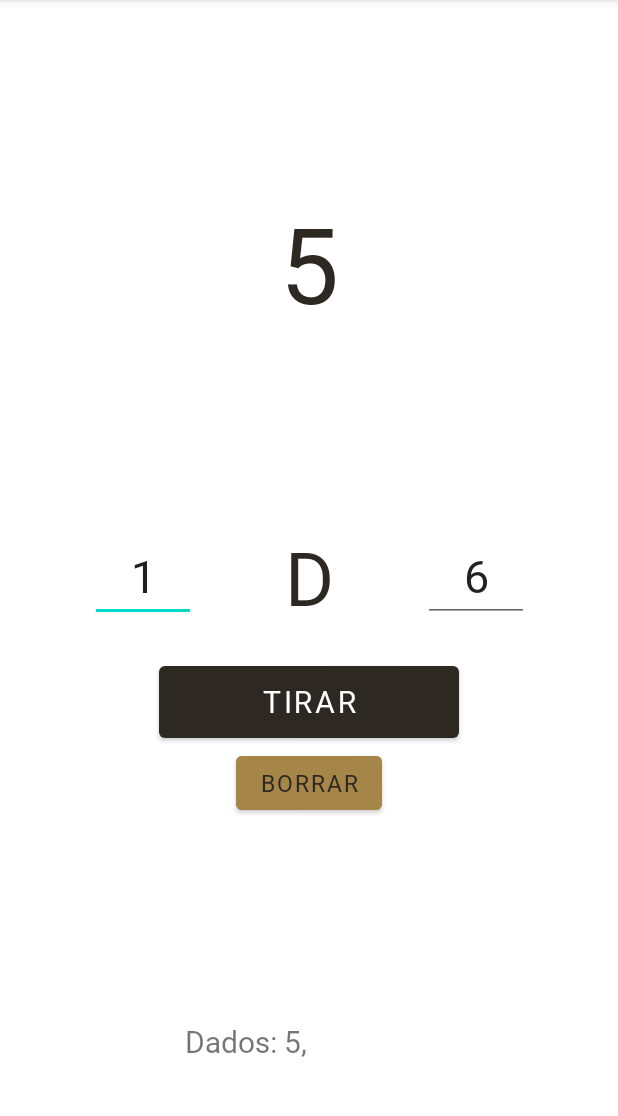
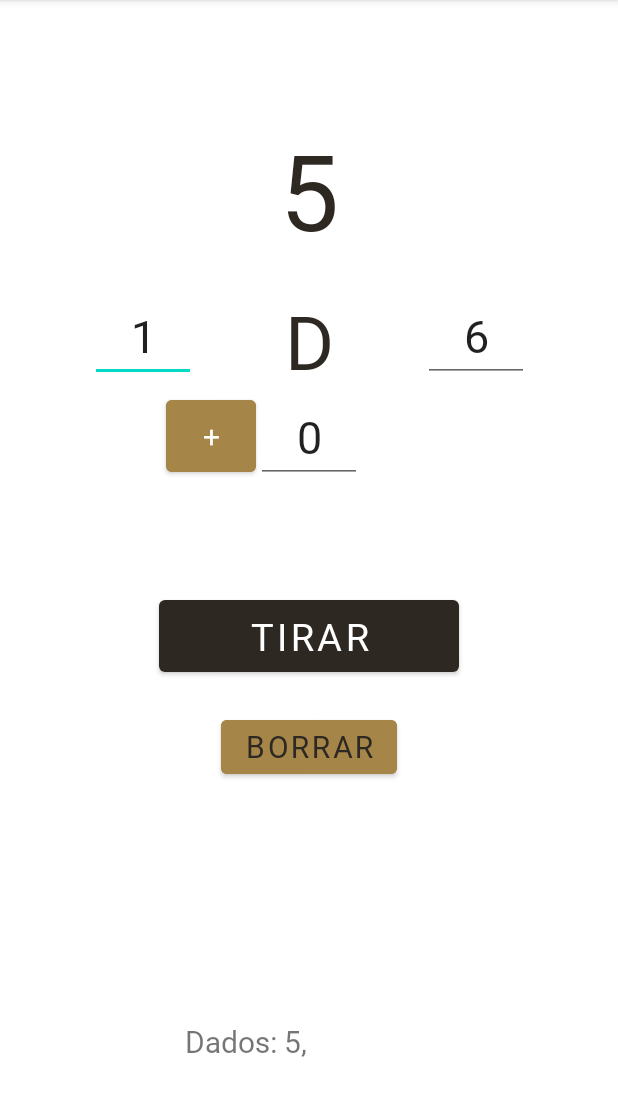
Before and after one commit to mcas2/OpenRol, an Android app: the Dices screen opened directly, with no data from a screen before it, after a tap on "TIRAR", on a phone screen of 412 x 824 dp, the part 84-1200 px from its top. Run offline under Robolectric (Android 15) with nearby library versions, the phone set to English and light mode, and no system bars.

Commit message:
Dices more or less done

```diff
--- a/app/src/main/java/com/mcas2/openrol/Dices.java
+++ b/app/src/main/java/com/mcas2/openrol/Dices.java
@@ -8,17 +8,19 @@ import android.widget.Button;
 import android.widget.EditText;
 import android.widget.TextView;
 
-import java.util.ArrayList;
 import java.util.Random;
 
 public class Dices extends AppCompatActivity {
     public EditText numDados;
     public EditText numCaras;
+    public EditText mod;
     public TextView result;
     public TextView resultHistory;
     public Button roll;
     public Button erase;
-    String history = "Dados: ";
+    public Button changeOp;
+    public boolean isNegative;
+    public String history = "Dados: ";
     Random r = new Random();
 
 
@@ -29,22 +31,30 @@ public class Dices extends AppCompatActivity {
 
         numDados = (EditText) findViewById(R.id.numDados);
         numCaras = (EditText) findViewById(R.id.numCaras);
+        mod = (EditText) findViewById(R.id.mod);
         result = (TextView) findViewById(R.id.result);
         resultHistory = (TextView) findViewById(R.id.resultHistory);
         roll = (Button) findViewById(R.id.rollDicesButton);
         erase = (Button) findViewById(R.id.eraseHistory);
+        changeOp = (Button) findViewById(R.id.changeOperator);
+        isNegative = false;
 
 
         roll.setOnClickListener(new View.OnClickListener() {
             @Override
             public void onClick(View v) {
-                int res = 0, diceRes;
+                int res = 0, diceRes, modifier;
                 int limit = Integer.parseInt(numCaras.getText().toString())+1;
+                modifier = Integer.parseInt(mod.getText().toString());
+
+                if (isNegative){
+                    modifier = modifier*-1;
+                }
 
                 for (int i = 0; i < Integer.parseInt(numDados.getText().toString()); i++) {
                     diceRes = r.nextInt(limit-1)+1;
-                    res += diceRes;
-                    history = history.concat(diceRes+",");
+                    res += (diceRes + modifier);
+                    history = history.concat((diceRes+modifier)+",");
                 }
                 result.setText(res+"");
                 resultHistory.setText(history);
@@ -58,5 +68,19 @@ public class Dices extends AppCompatActivity {
                 resultHistory.setText(history);
             }
         });
+
+        changeOp.setOnClickListener(new View.OnClickListener() {
+            @Override
+            public void onClick(View v) {
+                if (isNegative){
+                    isNegative = false;
+                    changeOp.setText("+");
+                }
+                else {
+                    isNegative = true;
+                    changeOp.setText("-");
+                }
+            }
+        });
     }
 }
--- a/app/src/main/res/layout/activity_dices.xml
+++ b/app/src/main/res/layout/activity_dices.xml
@@ -11,28 +11,26 @@
         android:layout_width="wrap_content"
         android:layout_height="wrap_content"
         android:ems="2"
+        android:inputType="number"
         android:text="1"
         android:textAlignment="center"
-        android:inputType="number"
         android:textSize="30sp"
-        app:layout_constraintBottom_toBottomOf="parent"
         app:layout_constraintEnd_toStartOf="@+id/d"
         app:layout_constraintStart_toStartOf="parent"
-        app:layout_constraintTop_toTopOf="parent" />
+        app:layout_constraintTop_toTopOf="@+id/d" />
 
     <EditText
         android:id="@+id/numCaras"
         android:layout_width="wrap_content"
         android:layout_height="wrap_content"
         android:ems="2"
+        android:inputType="number"
         android:text="6"
         android:textAlignment="center"
         android:textSize="30sp"
-        android:inputType="number"
-        app:layout_constraintBottom_toBottomOf="parent"
         app:layout_constraintEnd_toEndOf="parent"
         app:layout_constraintStart_toEndOf="@+id/d"
-        app:layout_constraintTop_toTopOf="parent" />
+        app:layout_constraintTop_toTopOf="@+id/d" />
 
     <TextView
         android:id="@+id/d"
@@ -41,44 +39,45 @@
         android:text="D"
         android:textColor="@color/montaña"
         android:textSize="50sp"
-        app:layout_constraintBottom_toBottomOf="parent"
+        android:layout_marginTop="20dp"
         app:layout_constraintEnd_toEndOf="parent"
         app:layout_constraintStart_toStartOf="parent"
-        app:layout_constraintTop_toTopOf="parent" />
+        app:layout_constraintTop_toBottomOf="@+id/result" />
 
     <Button
         android:id="@+id/rollDicesButton"
         android:layout_width="200dp"
         android:layout_height="60dp"
+        android:layout_marginTop="80dp"
         android:text="Tirar"
-        android:textSize="20sp"
-        android:layout_marginTop="20dp"
+        android:textSize="25sp"
+        app:layout_constraintTop_toTopOf="parent"
         app:layout_constraintEnd_toEndOf="parent"
         app:layout_constraintStart_toStartOf="parent"
-        app:layout_constraintTop_toBottomOf="@+id/d" />
+        app:layout_constraintBottom_toBottomOf="parent"
+        />
 
     <TextView
         android:id="@+id/resultHistory"
         android:layout_width="wrap_content"
         android:layout_height="wrap_content"
+        android:layout_marginLeft="15dp"
+        android:layout_marginRight="15dp"
+        android:layout_marginBottom="60dp"
         android:hint="Historial de tiradas"
         android:textSize="20sp"
         app:layout_constraintBottom_toBottomOf="parent"
         app:layout_constraintEnd_toEndOf="parent"
-        app:layout_constraintStart_toStartOf="parent"
-        android:layout_marginBottom="60dp"
-        android:layout_marginLeft="15dp"
-        android:layout_marginRight="15dp"
-        />
+        app:layout_constraintStart_toStartOf="parent" />
 
     <TextView
         android:id="@+id/result"
         android:layout_width="wrap_content"
         android:layout_height="wrap_content"
         android:text=""
+        android:textColor="@color/montaña"
         android:textSize="70sp"
-        android:textColor="@color/montaña"
-        app:layout_constraintBottom_toTopOf="@+id/d"
+        android:layout_marginTop="80dp"
         app:layout_constraintEnd_toEndOf="parent"
         app:layout_constraintStart_toStartOf="parent"
         app:layout_constraintTop_toTopOf="parent" />
@@ -88,12 +87,36 @@
         android:layout_width="wrap_content"
         android:layout_height="wrap_content"
         android:backgroundTint="@color/estepa"
+        android:text="Borrar"
         android:textColor="@color/montaña"
-        android:text="Borrar"
-        android:textSize="15sp"
+        android:textSize="20sp"
+        android:layout_margin="20dp"
         app:layout_constraintEnd_toEndOf="parent"
         app:layout_constraintStart_toStartOf="parent"
         app:layout_constraintTop_toBottomOf="@+id/rollDicesButton" />
 
+    <Button
+        android:id="@+id/changeOperator"
+        android:layout_width="60dp"
+        android:layout_height="60dp"
+        android:textSize="20sp"
+        android:text="+"
+        android:backgroundTint="@color/estepa"
+        app:layout_constraintEnd_toStartOf="@+id/mod"
+        app:layout_constraintTop_toBottomOf="@+id/d" />
+
+    <EditText
+        android:id="@+id/mod"
+        android:layout_width="wrap_content"
+        android:layout_height="wrap_content"
+        android:ems="2"
+        android:textSize="30sp"
+        android:textAlignment="center"
+        android:inputType="number"
+        android:text="0"
+        app:layout_constraintEnd_toEndOf="parent"
+        app:layout_constraintStart_toStartOf="parent"
+        app:layout_constraintTop_toBottomOf="@+id/d" />
+
 
 </androidx.constraintlayout.widget.ConstraintLayout>
```
